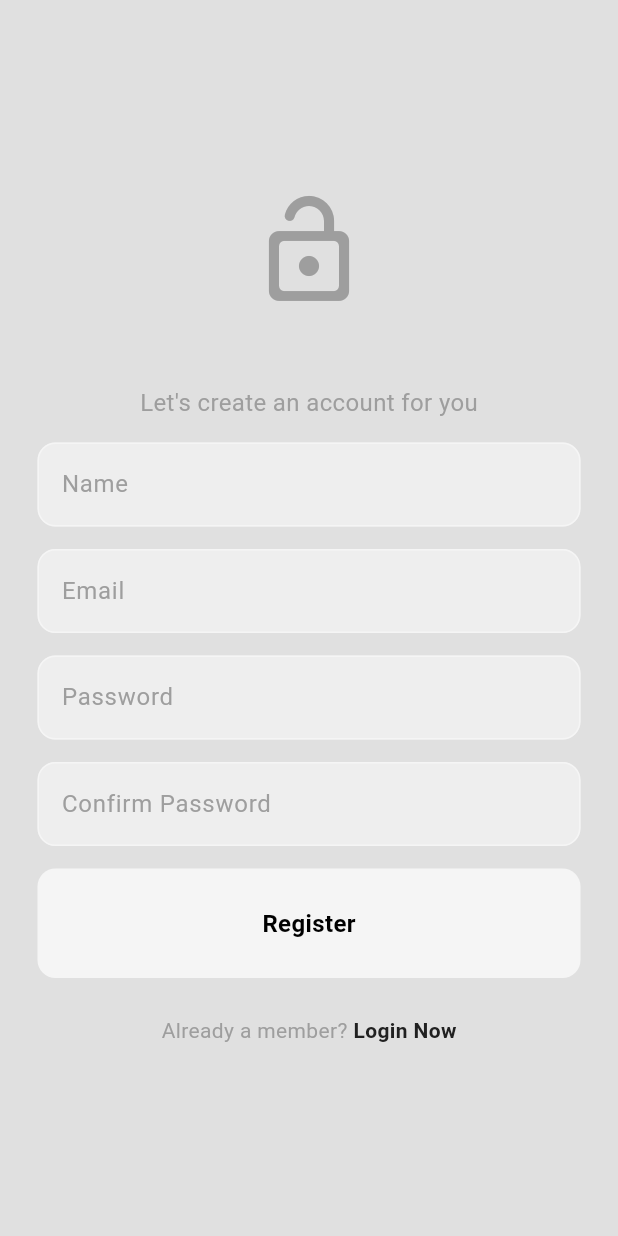
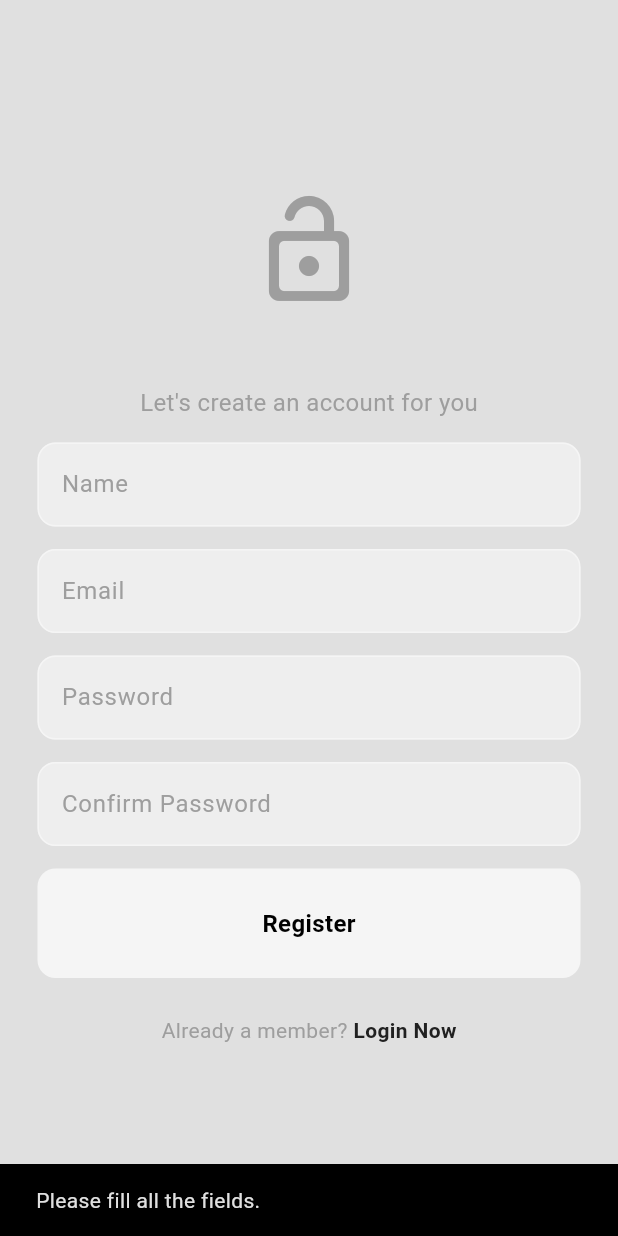
Before and after one commit to ahmedakta/social-media-app, a Flutter app: the screen it shows after launch, after a tap on "Register Now", after a tap on "Register", on a phone screen of 412 x 824 dp. Run offline on Flutter 3.47's test engine with Material 3 defaults, Android fonts, the phone set to English and light mode, and no system bars; our stand-ins replace cloud_firestore, firebase_auth, firebase_core, flutter_bloc; accounts and stored records are empty.

Commit message:
auth and home page

```diff
--- /dev/null
+++ b/lib/app.dart
@@ -0,0 +1,72 @@
+import 'package:flutter/material.dart';
+import 'package:flutter_bloc/flutter_bloc.dart';
+import 'package:social_media_app/features/auth/data/firebase_auth_repo.dart';
+import 'package:social_media_app/features/auth/presentation/cubits/auth_cubit.dart';
+import 'package:social_media_app/features/auth/presentation/cubits/auth_states.dart';
+import 'package:social_media_app/features/auth/presentation/pages/auth_page.dart';
+import 'package:social_media_app/features/post/presentation/pages/home_page.dart';
+import 'package:social_media_app/themes/light_mode.dart';
+
+// ROOT LEVEL
+
+// Repositories : for the database
+// - firebase
+
+// Bloc Providers : for state managment
+// - auth
+// - profile
+// - post
+// - search
+// - theme
+
+// Check auth state
+// - unauthenticated -> auth page
+//  authenticated -> home page
+
+class MyApp extends StatelessWidget {
+  // auth repo
+  final authRepo = FirebaseAuthRepo();
+
+  MyApp({super.key});
+
+  // This widget is the root of your application.
+  @override
+  Widget build(BuildContext context) {
+    // provide cubit to app
+    return BlocProvider(
+      create: (create) => AuthCubit(authRepo: authRepo)..checkAuth(),
+      child: MaterialApp(
+        debugShowCheckedModeBanner: false,
+        theme: lightMode,
+        home: BlocConsumer<AuthCubit, AuthState>(builder: (context, authState) {
+          print(authState);
+          if (authState is Unauthenticated) {
+            return const AuthPage();
+          }
+
+          // auth
+          if (authState is Authenticated) {
+            return const HomePage();
+          }
+
+          // Loading
+          else {
+            return const Scaffold(
+              body: Center(
+                child: CircularProgressIndicator(),
+              ),
+            );
+          }
+        },
+
+            // listen for errors
+            listener: (context, authState) {
+          if (authState is AuthError) {
+            ScaffoldMessenger.of(context)
+                .showSnackBar(SnackBar(content: Text(authState.message)));
+          }
+        }),
+      ),
+    );
+  }
+}
--- a/lib/features/auth/presentation/cubits/auth_cubit.dart
+++ b/lib/features/auth/presentation/cubits/auth_cubit.dart
@@ -45,8 +45,7 @@
   }
 
   // register
-  Future<void> registerWithEmailPassword(
-      String name, String email, String pw) async {
+  Future<void> register(String name, String email, String pw) async {
     try {
       emit(AuthLoading());
       final user = await authRepo.registerWithEmailPassword(name, email, pw);
--- a/lib/features/auth/presentation/pages/login_page.dart
+++ b/lib/features/auth/presentation/pages/login_page.dart
@@ -3,10 +3,16 @@
 import 'package:flutter/material.dart';
 import 'package:social_media_app/features/auth/presentation/components/my_button.dart';
 import 'package:social_media_app/features/auth/presentation/components/my_text_field.dart';
+import 'package:social_media_app/features/auth/presentation/cubits/auth_cubit.dart';
+import 'package:flutter_bloc/flutter_bloc.dart';
 
 class LoginPage extends StatefulWidget {
   final void Function()? togglePages;
-  const LoginPage({super.key, required this.togglePages});
+
+  const LoginPage({
+    super.key,
+    required this.togglePages,
+  });
 
   @override
   State<LoginPage> createState() => _LoginPageState();
@@ -16,6 +22,33 @@
   // text controllers
   final emailController = TextEditingController();
   final pwController = TextEditingController();
+
+  void login() {
+    // prepare email and password by getting text from controllers.
+    final String email = emailController.text;
+    final String pw = pwController.text;
+
+    // auth cubit
+    final authCubit = context.read<AuthCubit>();
+
+    // validate fields
+    if (email.isNotEmpty && pw.isNotEmpty) {
+      // login
+      authCubit.login(email, pw);
+    } else {
+      // catch errors
+      ScaffoldMessenger.of(context).showSnackBar(
+          const SnackBar(content: Text('Please enter email and password')));
+    }
+  }
+
+  @override
+  void dispose() {
+    emailController.dispose();
+    pwController.dispose();
+    super.dispose();
+  }
+
   // BUILD UI
   @override
   Widget build(BuildContext context) {
@@ -67,7 +100,7 @@
                   height: 25,
                 ),
 
-                MyButton(onTap: () {}, text: 'Login'),
+                MyButton(onTap: login, text: 'Login'),
                 const SizedBox(
                   height: 25,
                 ),
--- a/lib/features/auth/presentation/pages/register_page.dart
+++ b/lib/features/auth/presentation/pages/register_page.dart
@@ -1,6 +1,8 @@
 import 'package:flutter/material.dart';
+import 'package:flutter_bloc/flutter_bloc.dart';
 import 'package:social_media_app/features/auth/presentation/components/my_button.dart';
 import 'package:social_media_app/features/auth/presentation/components/my_text_field.dart';
+import 'package:social_media_app/features/auth/presentation/cubits/auth_cubit.dart';
 
 class RegisterPage extends StatefulWidget {
   final void Function()? togglePages;
@@ -17,6 +19,46 @@
   final emailController = TextEditingController();
   final pwController = TextEditingController();
   final confirmPwController = TextEditingController();
+
+  void register() {
+    // prepare email and password by getting text from controllers.
+    final String email = emailController.text;
+    final String name = nameController.text;
+    final String pw = pwController.text;
+    final String confirmPw = confirmPwController.text;
+    // auth cubit
+    final authCubit = context.read<AuthCubit>();
+
+    // validatin
+    if (email.isNotEmpty &&
+        name.isNotEmpty &&
+        pw.isNotEmpty &&
+        confirmPw.isNotEmpty) {
+      // ensure password mathc
+      if (pw == confirmPw) {
+        authCubit.register(name, email, pw);
+      } else {
+        ScaffoldMessenger.of(context).showSnackBar(
+            const SnackBar(content: Text("Passwords are not match.")));
+      }
+    }
+
+    // fields are empty , display message
+    else {
+      ScaffoldMessenger.of(context).showSnackBar(
+          const SnackBar(content: Text("Please fill all the fields.")));
+    }
+  }
+
+  @override
+  void dispose() {
+    nameController.dispose();
+    emailController.dispose();
+    pwController.dispose();
+    confirmPwController.dispose();
+    super.dispose();
+  }
+
   // BUILD UI
   @override
   Widget build(BuildContext context) {
@@ -92,7 +134,7 @@
                   height: 15,
                 ),
 
-                MyButton(onTap: () {}, text: 'Register'),
+                MyButton(onTap: register, text: 'Register'),
                 const SizedBox(
                   height: 25,
                 ),
--- a/lib/main.dart
+++ b/lib/main.dart
@@ -1,27 +1,12 @@
 import 'package:firebase_core/firebase_core.dart';
 import 'package:flutter/material.dart';
-import 'package:social_media_app/features/auth/presentation/pages/auth_page.dart';
+import 'package:social_media_app/app.dart';
 import 'package:social_media_app/firebase_options.dart';
-import 'package:social_media_app/themes/light_mode.dart';
 
 void main() async {
   WidgetsFlutterBinding.ensureInitialized();
   await Firebase.initializeApp(options: DefaultFirebaseOptions.currentPlatform);
 
-  //
-  runApp(const MyApp());
+  // run app
+  runApp(MyApp());
 }
-
-class MyApp extends StatelessWidget {
-  const MyApp({super.key});
-
-  // This widget is the root of your application.
-  @override
-  Widget build(BuildContext context) {
-    return MaterialApp(
-      debugShowCheckedModeBanner: false,
-      theme: lightMode,
-      home: const AuthPage(),
-    );
-  }
-}
--- a/pubspec.yaml
+++ b/pubspec.yaml
@@ -37,6 +37,7 @@
   firebase_core: ^3.11.0
   firebase_auth: ^5.4.2
   flutter_bloc: ^9.0.0
+  cloud_firestore: ^5.6.4
 
 dev_dependencies:
   flutter_test:
```
Also changed, not shown: lib/features/auth/data/firebase_auth_repo.dart (+14 -3 lines), lib/features/post/presentation/pages/home_page.dart (added, +30 -0 lines), pubspec.lock, 4 other files.
